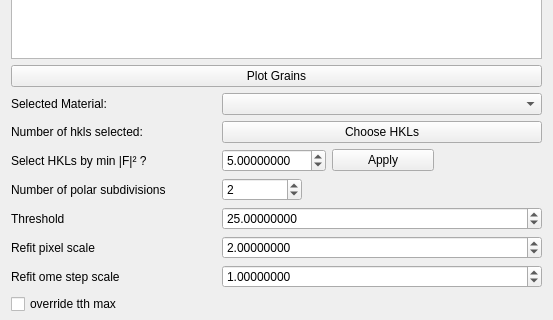
This is hexrd/ui/resources/ui/fit_grains_options_dialog.ui in HEXRD/hexrdgui as Qt 5 draws it before an edit; both pictures show x 0 to 553 and y 152 to 472 of the 553 by 834 pixel window. The edited form follows.
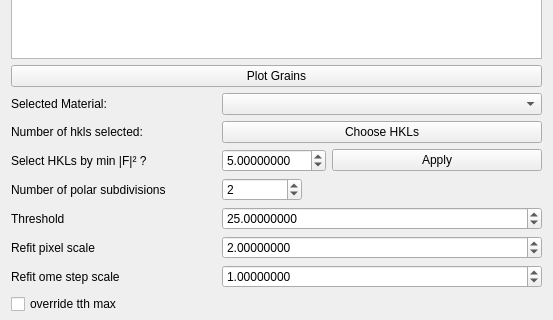
This is the edited form. Custom widgets are drawn as their Qt base class.

Commit message:
Get "Apply" button to span all the way over
It wasn't spanning all the way over before, but it is now.

I had to manually edit the UI file to get this work.

Patch:
```diff
--- a/hexrd/ui/resources/ui/fit_grains_options_dialog.ui
+++ b/hexrd/ui/resources/ui/fit_grains_options_dialog.ui
@@ -47,7 +47,7 @@
        </property>
       </widget>
      </item>
-     <item row="2" column="4">
+     <item row="2" column="4" colspan="2">
       <widget class="QPushButton" name="apply_min_sfac">
        <property name="text">
         <string>Apply</string>
```
